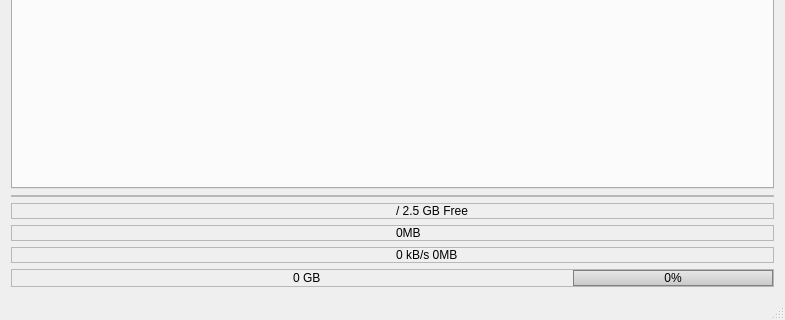
First picture: the form in gui/mainwindow.ui, repository ensisoft/newsflash-plus, before the edit; both pictures show x 0 to 785 and y 186 to 506 of the 785 by 506 pixel window.
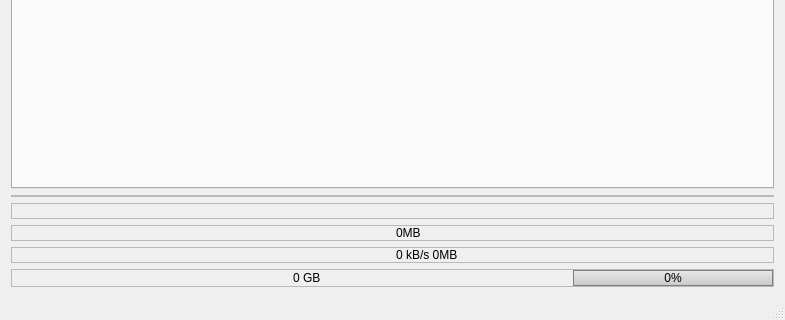
Second picture: the form after the edit. Icons and pictures are not drawn. Custom widgets are drawn as their Qt base class.

Commit message:
Show poweroff icon in the status bar
Show poweroff icon in the status bar when poweroff is enabled.

Issue #76

Diff of the .ui file:
```diff
--- a/gui/mainwindow.ui
+++ b/gui/mainwindow.ui
@@ -87,45 +87,6 @@
       </layout>
      </widget>
     </item>
-    <item row="2" column="0">
-     <widget class="QFrame" name="frmFreeSpace">
-      <property name="frameShape">
-       <enum>QFrame::StyledPanel</enum>
-      </property>
-      <property name="frameShadow">
-       <enum>QFrame::Sunken</enum>
-      </property>
-      <layout class="QGridLayout" name="gridLayout_3">
-       <property name="margin">
-        <number>0</number>
-       </property>
-       <item row="0" column="0">
-        <layout class="QHBoxLayout" name="horizontalLayout_3">
-         <item>
-          <widget class="QLabel" name="lblDiskIco">
-           <property name="text">
-            <string/>
-           </property>
-           <property name="pixmap">
-            <pixmap resource="resource.qrc">:/resource/16x16_ico_png/ico_disk.png</pixmap>
-           </property>
-          </widget>
-         </item>
-         <item>
-          <widget class="QLabel" name="lblDiskFree">
-           <property name="toolTip">
-            <string>Free space available at default download location</string>
-           </property>
-           <property name="text">
-            <string>/ 2.5 GB Free</string>
-           </property>
-          </widget>
-         </item>
-        </layout>
-       </item>
-      </layout>
-     </widget>
-    </item>
     <item row="3" column="0">
      <widget class="QFrame" name="frmDiskWrite">
       <property name="sizePolicy">
@@ -358,6 +319,38 @@
       </layout>
      </widget>
     </item>
+    <item row="2" column="0">
+     <widget class="QFrame" name="frmPoweroff">
+      <property name="frameShape">
+       <enum>QFrame::StyledPanel</enum>
+      </property>
+      <property name="frameShadow">
+       <enum>QFrame::Sunken</enum>
+      </property>
+      <layout class="QGridLayout" name="gridLayout_6">
+       <property name="margin">
+        <number>0</number>
+       </property>
+       <item row="0" column="0">
+        <layout class="QHBoxLayout" name="horizontalLayout_6">
+         <item>
+          <widget class="QLabel" name="lblPoweroffIco">
+           <property name="toolTip">
+            <string>Poweroff is enabled</string>
+           </property>
+           <property name="text">
+            <string/>
+           </property>
+           <property name="pixmap">
+            <pixmap resource="resource.qrc">:/resource/16x16_ico_png/ico_poweroff.png</pixmap>
+           </property>
+          </widget>
+         </item>
+        </layout>
+       </item>
+      </layout>
+     </widget>
+    </item>
    </layout>
   </widget>
   <widget class="QMenuBar" name="menuBar">
```
Left out of the diff: 4 changed lines with no effect on the pictures. The commit also changes 7 other files.
